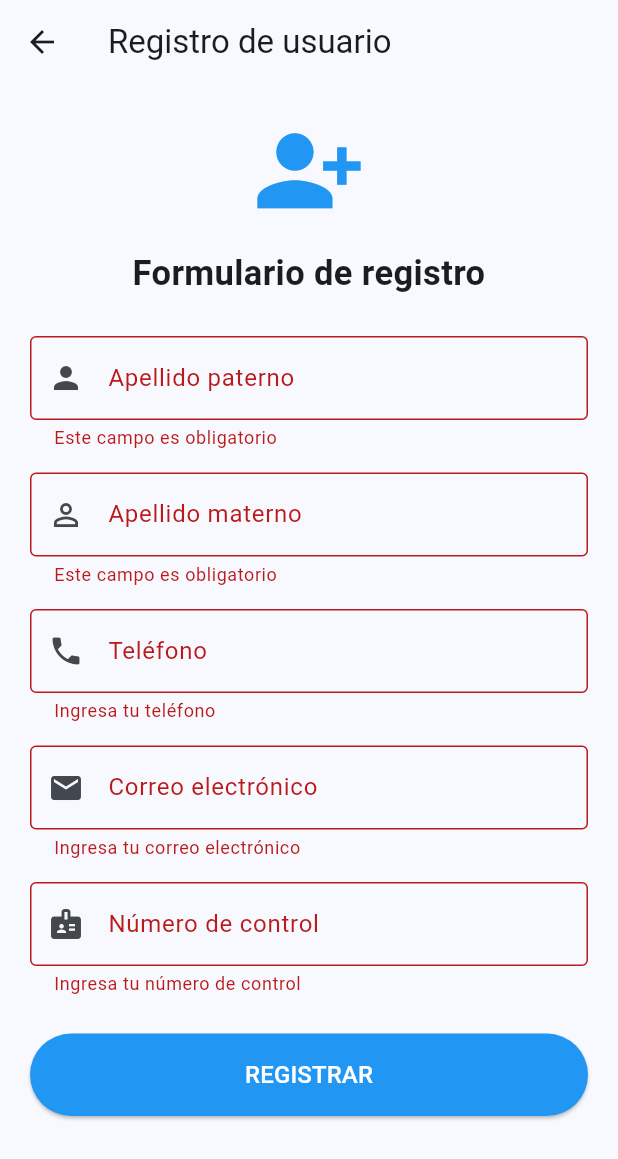
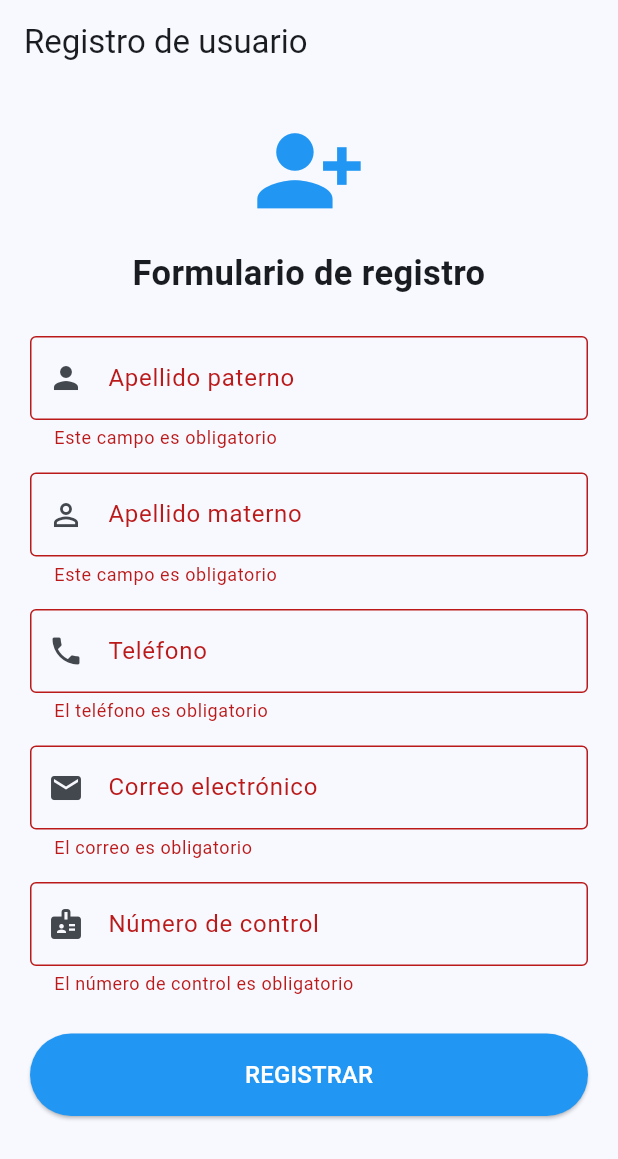
Before and after one commit to JoseLuisZamora2026/AG12-SQLite, a Flutter app: the RegisterScreen screen opened directly, after a tap on "REGISTRAR", on a phone screen of 412 x 824 dp. Shown: the top 1159 px of the screen. Run offline on Flutter 3.47's test engine with Material 3 defaults, Android fonts, the phone set to English and light mode, and no system bars; our stand-ins replace sqflite; accounts and stored records are empty.

Commit message:
Integra registro de usuarios con SQLite y validaciones

```diff
--- a/lib/main.dart
+++ b/lib/main.dart
@@ -1,3 +1,4 @@
+import 'screens/register_screen.dart';
 import 'package:flutter/material.dart';
 
 void main() {
@@ -18,7 +19,7 @@ class AG12App extends StatelessWidget {
         ),
         useMaterial3: true,
       ),
-      home: const InicioScreen(),
+      home: const RegisterScreen(),
     );
   }
 }
--- a/lib/screens/register_screen.dart
+++ b/lib/screens/register_screen.dart
@@ -3,6 +3,7 @@ import 'package:flutter/material.dart';
 import 'package:flutter/services.dart';
 
 import '../models/usuario.dart';
+import '../services/register_service.dart';
 
 class RegisterScreen extends StatefulWidget {
   const RegisterScreen({super.key});
@@ -20,28 +21,32 @@ class _RegisterScreenState extends State<RegisterScreen> {
   final _correoController = TextEditingController();
   final _numeroControlController = TextEditingController();
 
+  bool _registrando = false;
+
+  final RegisterService _registerService = RegisterService();
+
   // Validar apellidos
   String? validarApellido(String? value) {
     if (value == null || value.trim().isEmpty) {
       return 'Este campo es obligatorio';
     }
 
-    if (!RegExp(r"^[a-zA-ZáéíóúÁÉÍÓÚñÑ\s]+$")
+    if (!RegExp(r"^[a-zA-ZáéíóúÁÉÍÓÚñÑüÜ\s]+$")
         .hasMatch(value.trim())) {
-      return 'Solo se permiten letras y espacios';
+      return 'Solo se permiten letras';
     }
 
     return null;
   }
 
-  // Validar teléfono
+  // Validar telefono
   String? validarTelefono(String? value) {
-    if (value == null || value.isEmpty) {
-      return 'Ingresa tu teléfono';
+    if (value == null || value.trim().isEmpty) {
+      return 'El teléfono es obligatorio';
     }
 
-    if (!RegExp(r'^[0-9]{10}$').hasMatch(value)) {
-      return 'El teléfono debe tener 10 dígitos';
+    if (!RegExp(r'^[0-9]{10}$').hasMatch(value.trim())) {
+      return 'Ingresa un teléfono de 10 dígitos';
     }
 
     return null;
@@ -50,7 +55,7 @@ class _RegisterScreenState extends State<RegisterScreen> {
   // Validar correo
   String? validarCorreo(String? value) {
     if (value == null || value.trim().isEmpty) {
-      return 'Ingresa tu correo electrónico';
+      return 'El correo es obligatorio';
     }
 
     if (!RegExp(r'^[\w.+-]+@[\w-]+\.[\w.-]+$')
@@ -61,10 +66,10 @@ class _RegisterScreenState extends State<RegisterScreen> {
     return null;
   }
 
-  // Validar número de control
+  // Validar numero de control
   String? validarNumeroControl(String? value) {
     if (value == null || value.trim().isEmpty) {
-      return 'Ingresa tu número de control';
+      return 'El número de control es obligatorio';
     }
 
     if (!RegExp(r'^[a-zA-Z0-9]+$').hasMatch(value.trim())) {
@@ -74,44 +79,67 @@ class _RegisterScreenState extends State<RegisterScreen> {
     return null;
   }
 
-  // Preparar los datos del usuario
-  Usuario obtenerUsuario() {
-    return Usuario(
-      apellidoPaterno:
-      _apellidoPaternoController.text.trim().toUpperCase(),
-      apellidoMaterno:
-      _apellidoMaternoController.text.trim().toUpperCase(),
+  // Registrar usuario en SQLite
+  Future<void> registrar() async {
+    if (!_formKey.currentState!.validate()) {
+      return;
+    }
+
+    final usuario = Usuario(
+      apellidoPaterno: _apellidoPaternoController.text.trim().toUpperCase(),
+      apellidoMaterno: _apellidoMaternoController.text.trim().toUpperCase(),
       telefono: _telefonoController.text.trim(),
       correo: _correoController.text.trim().toUpperCase(),
-      numeroControl:
-      _numeroControlController.text.trim().toUpperCase(),
+      numeroControl: _numeroControlController.text.trim().toUpperCase(),
     );
-  }
 
-  // Validar formulario
-  void registrar() {
-    if (_formKey.currentState!.validate()) {
-      final Usuario usuario = obtenerUsuario();
+    setState(() {
+      _registrando = true;
+    });
 
-      showDialog(
-        context: context,
-        builder: (context) => AlertDialog(
-          title: const Text('Datos validados'),
-          content: Text(
-            'Apellido paterno: ${usuario.apellidoPaterno}\n'
-                'Apellido materno: ${usuario.apellidoMaterno}\n'
-                'Teléfono: ${usuario.telefono}\n'
-                'Correo: ${usuario.correo}\n'
-                'Número de control: ${usuario.numeroControl}',
+    try {
+      final resultado =
+      await _registerService.registrarUsuario(usuario);
+
+      if (!mounted) return;
+
+      if (resultado) {
+        ScaffoldMessenger.of(context).showSnackBar(
+          const SnackBar(
+            content: Text('Usuario registrado correctamente'),
+            backgroundColor: Colors.green,
           ),
-          actions: [
-            TextButton(
-              onPressed: () => Navigator.pop(context),
-              child: const Text('ACEPTAR'),
-            ),
-          ],
+        );
+
+        _formKey.currentState!.reset();
+        _apellidoPaternoController.clear();
+        _apellidoMaternoController.clear();
+        _telefonoController.clear();
+        _correoController.clear();
+        _numeroControlController.clear();
+      } else {
+        ScaffoldMessenger.of(context).showSnackBar(
+          const SnackBar(
+            content: Text('El número de control ya está registrado'),
+            backgroundColor: Colors.red,
+          ),
+        );
+      }
+    } catch (e) {
+      if (!mounted) return;
+
+      ScaffoldMessenger.of(context).showSnackBar(
+        SnackBar(
+          content: Text('Error al registrar usuario: $e'),
+          backgroundColor: Colors.red,
         ),
       );
+    } finally {
+      if (mounted) {
+        setState(() {
+          _registrando = false;
+        });
+      }
     }
   }
 
@@ -143,9 +171,7 @@ class _RegisterScreenState extends State<RegisterScreen> {
                 size: 75,
                 color: Colors.blue,
               ),
-
               const SizedBox(height: 15),
-
               const Text(
                 'Formulario de registro',
                 textAlign: TextAlign.center,
@@ -154,7 +180,6 @@ class _RegisterScreenState extends State<RegisterScreen> {
                   fontWeight: FontWeight.bold,
                 ),
               ),
-
               const SizedBox(height: 25),
 
               // Apellido paterno
@@ -168,7 +193,6 @@ class _RegisterScreenState extends State<RegisterScreen> {
                 ),
                 validator: validarApellido,
               ),
-
               const SizedBox(height: 15),
 
               // Apellido materno
@@ -182,10 +206,9 @@ class _RegisterScreenState extends State<RegisterScreen> {
                 ),
                 validator: validarApellido,
               ),
-
               const SizedBox(height: 15),
 
-              // Teléfono
+              // Telefono
               TextFormField(
                 controller: _telefonoController,
                 keyboardType: TextInputType.phone,
@@ -200,10 +223,9 @@ class _RegisterScreenState extends State<RegisterScreen> {
                 ),
                 validator: validarTelefono,
               ),
-
               const SizedBox(height: 15),
 
-              // Correo electrónico
+              // Correo
               TextFormField(
                 controller: _correoController,
                 keyboardType: TextInputType.emailAddress,
@@ -214,10 +236,9 @@ class _RegisterScreenState extends State<RegisterScreen> {
                 ),
                 validator: validarCorreo,
               ),
-
               const SizedBox(height: 15),
 
-              // Número de control
+              // Numero de control
               TextFormField(
                 controller: _numeroControlController,
                 textCapitalization: TextCapitalization.characters,
@@ -228,18 +249,21 @@ class _RegisterScreenState extends State<RegisterScreen> {
                 ),
                 validator: validarNumeroControl,
               ),
-
               const SizedBox(height: 25),
 
-              // Botón registrar
+              // Boton registrar
               ElevatedButton(
-                onPressed: registrar,
+                onPressed: _registrando ? null : registrar,
                 style: ElevatedButton.styleFrom(
                   backgroundColor: Colors.blue,
                   foregroundColor: Colors.white,
                   padding: const EdgeInsets.symmetric(vertical: 16),
                 ),
-                child: const Text(
+                child: _registrando
+                    ? const CircularProgressIndicator(
+                  color: Colors.white,
+                )
+                    : const Text(
                   'REGISTRAR',
                   style: TextStyle(fontSize: 16),
                 ),
--- /dev/null
+++ b/lib/services/register_service.dart
@@ -0,0 +1,10 @@
+
+import '../database/usuario_database.dart';
+import '../models/usuario.dart';
+
+class RegisterService {
+  // Registrar un usuario utilizando la base de datos del equipo.
+  Future<bool> registrarUsuario(Usuario usuario) async {
+    return await UsuarioDatabase.instance.insertarUsuario(usuario);
+  }
+}
```
